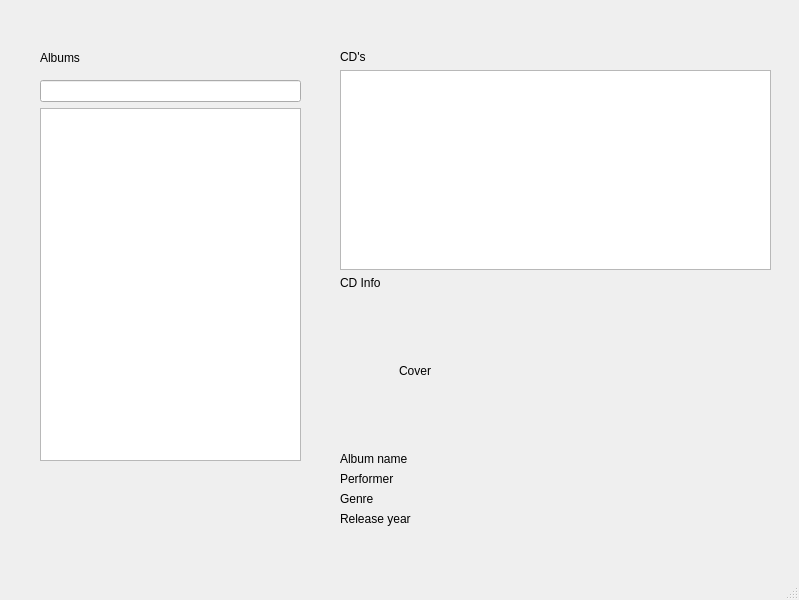
Qt form ak7mp_22/ak7mp_semestral_work/mainwindow.ui (SedlarDavid/fai-utb-k4swi) before a commit.
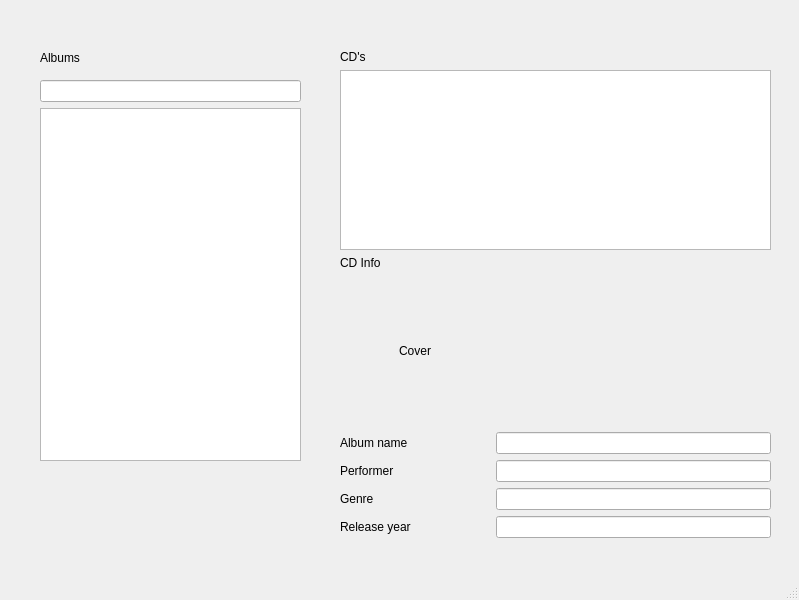
The same form after that commit.

Commit message: update of album item wip

Diff of the .ui file:
```diff
--- a/ak7mp_22/ak7mp_semestral_work/mainwindow.ui
+++ b/ak7mp_22/ak7mp_semestral_work/mainwindow.ui
@@ -36,7 +36,7 @@
      </item>
      <item>
       <layout class="QGridLayout" name="gridLayout">
-       <item row="5" column="0">
+       <item row="6" column="0">
         <widget class="QLabel" name="albumReleaseYear">
          <property name="text">
           <string>Release year</string>
@@ -50,14 +50,14 @@
          </property>
         </widget>
        </item>
-       <item row="2" column="0">
+       <item row="3" column="0">
         <widget class="QLabel" name="albumName">
          <property name="text">
           <string>Album name</string>
          </property>
         </widget>
        </item>
-       <item row="3" column="0">
+       <item row="4" column="0">
         <widget class="QLabel" name="albumPerformer">
          <property name="text">
           <string>Performer</string>
@@ -92,26 +92,13 @@
          </property>
         </widget>
        </item>
-       <item row="4" column="0">
+       <item row="5" column="0">
         <widget class="QLabel" name="albumGenre">
          <property name="text">
           <string>Genre</string>
          </property>
         </widget>
        </item>
-       <item row="6" column="0">
-        <spacer name="verticalSpacer">
-         <property name="orientation">
-          <enum>Qt::Vertical</enum>
-         </property>
-         <property name="sizeHint" stdset="0">
-          <size>
-           <width>20</width>
-           <height>40</height>
-          </size>
-         </property>
-        </spacer>
-       </item>
        <item row="1" column="1">
         <spacer name="horizontalSpacer">
          <property name="orientation">
@@ -125,6 +112,31 @@
          </property>
         </spacer>
        </item>
+       <item row="7" column="0">
+        <spacer name="verticalSpacer">
+         <property name="orientation">
+          <enum>Qt::Vertical</enum>
+         </property>
+         <property name="sizeHint" stdset="0">
+          <size>
+           <width>20</width>
+           <height>40</height>
+          </size>
+         </property>
+        </spacer>
+       </item>
+       <item row="3" column="1">
+        <widget class="QLineEdit" name="albumNameEdit"/>
+       </item>
+       <item row="4" column="1">
+        <widget class="QLineEdit" name="albumPerformerEdit"/>
+       </item>
+       <item row="5" column="1">
+        <widget class="QLineEdit" name="albumGenreEdit"/>
+       </item>
+       <item row="6" column="1">
+        <widget class="QLineEdit" name="albumYearEdit"/>
+       </item>
       </layout>
      </item>
     </layout>
```
The commit also changes 2 other files.
